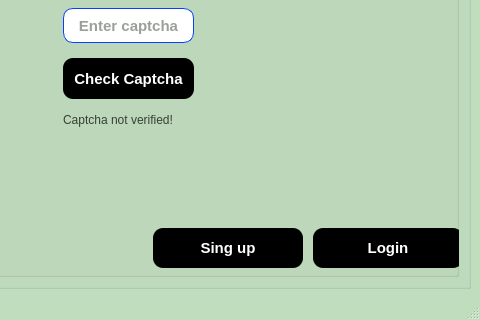
First picture: the form in 1widget/loginpage.ui, repository ArashTLO/Projob, before the edit; both pictures show x 438 to 918 and y 233 to 553 of the 918 by 553 pixel window.
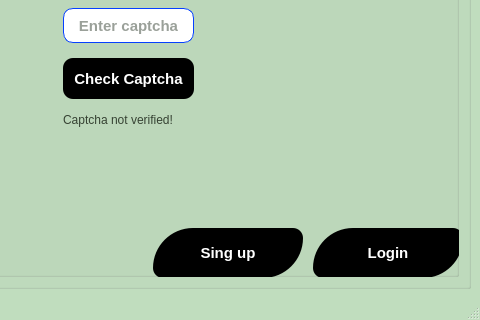
Second picture: the form after the edit. Icons and pictures are not drawn.

The edit to the form file:
```diff
--- a/1widget/loginpage.ui
+++ b/1widget/loginpage.ui
@@ -858,7 +858,7 @@
             <x>570</x>
             <y>300</y>
             <width>150</width>
-            <height>40</height>
+            <height>50</height>
            </rect>
           </property>
           <property name="font">
@@ -871,7 +871,11 @@
            </font>
           </property>
           <property name="styleSheet">
-           <string notr="true">color: rgb(255, 255, 255);</string>
+           <string notr="true">color: rgb(255, 255, 255);
+background-color: rgb(0, 0, 0);
+border-radius: 10px;
+border-top-left-radius: 40px;
+border-bottom-right-radius: 40px;</string>
           </property>
           <property name="text">
            <string>Sing up</string>
@@ -883,7 +887,7 @@
             <x>730</x>
             <y>300</y>
             <width>150</width>
-            <height>40</height>
+            <height>50</height>
            </rect>
           </property>
           <property name="sizePolicy">
@@ -901,7 +905,7 @@
           <property name="maximumSize">
            <size>
             <width>180</width>
-            <height>40</height>
+            <height>51</height>
            </size>
           </property>
           <property name="sizeIncrement">
@@ -938,7 +942,10 @@
            <bool>false</bool>
           </property>
           <property name="styleSheet">
-           <string notr="true">color:rgb(255, 255, 255);</string>
+           <string notr="true">color:rgb(255, 255, 255);
+border-radius: 10px;
+border-top-left-radius: 40px;
+border-bottom-right-radius: 40px;</string>
           </property>
           <property name="text">
            <string>Login</string>
```
Left out of the diff: 5 changed lines with no effect on the pictures.
